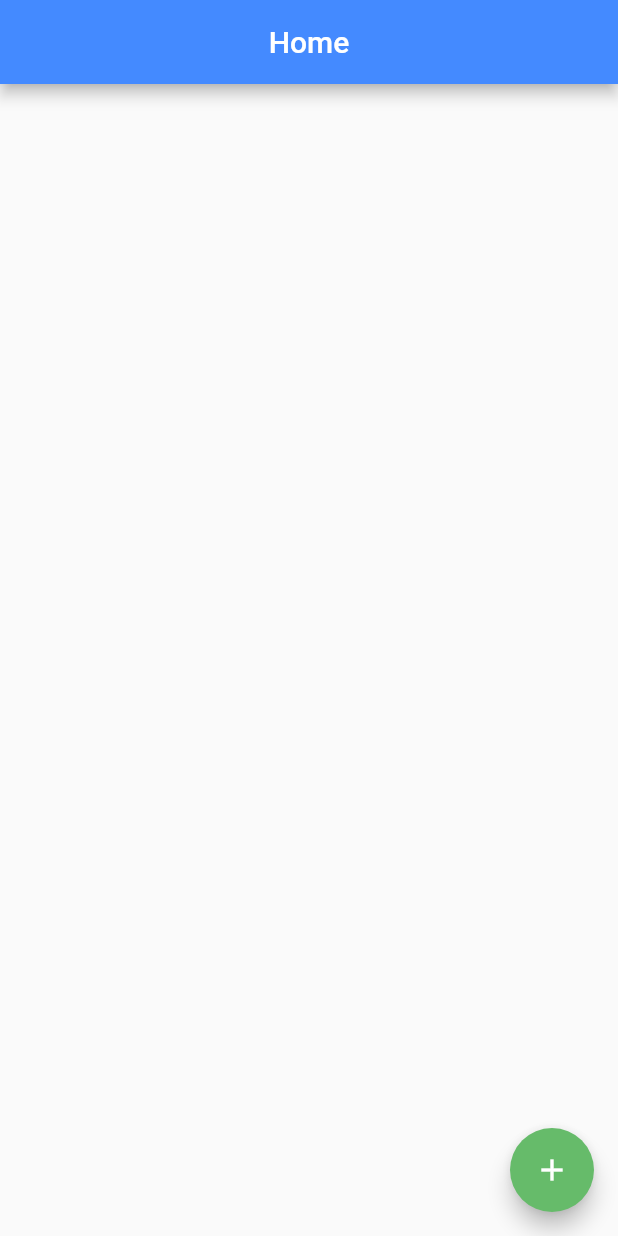
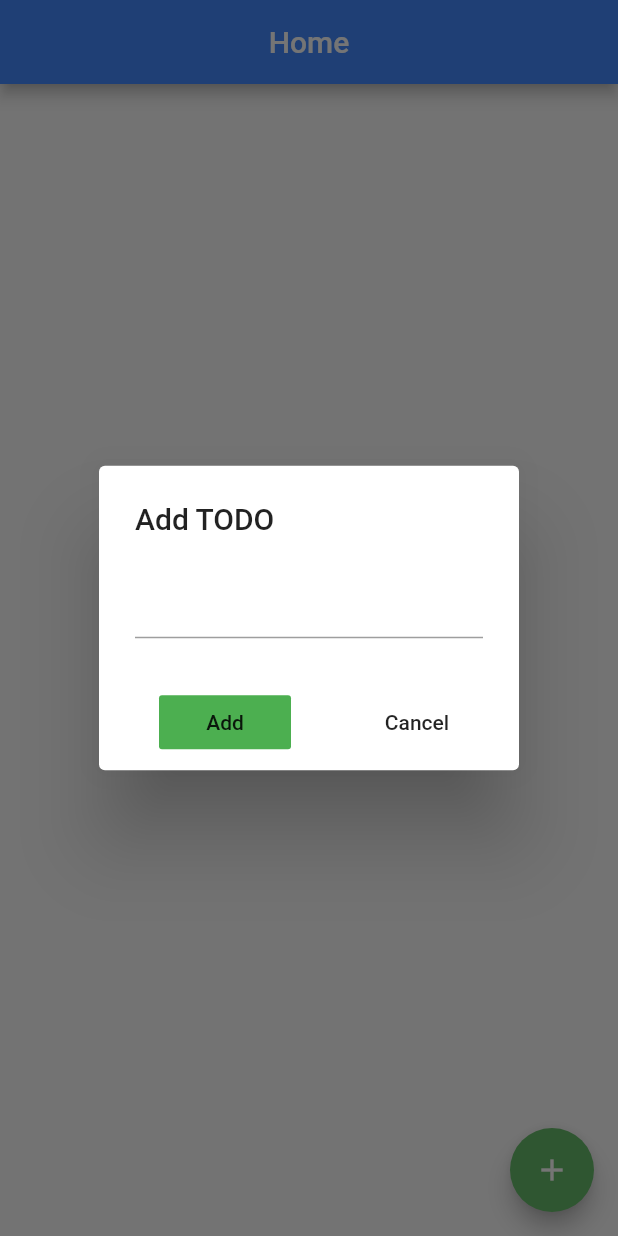
Before and after one commit to MuhammadAbyaz/todo-app-flutter, a Flutter app: the screen it shows after launch, after a tap on the "add" icon, on a phone screen of 412 x 824 dp. Run offline on Flutter 3.47's test engine with Material 2 defaults, Android fonts, the phone set to English and light mode, and no system bars; our stand-ins replace splashscreen.

Commit message:
Added pop up

```diff
--- a/lib/main.dart
+++ b/lib/main.dart
@@ -25,6 +25,28 @@ class _MyAppState extends State<MyApp> {
   }
 }
 class Main extends StatelessWidget {
+  Widget _buildPopupDialog(BuildContext context) {
+  return new AlertDialog(
+    title: Text('Add TODO'),
+    content: new Column(
+      mainAxisSize: MainAxisSize.min,
+      crossAxisAlignment: CrossAxisAlignment.start,
+      children: <Widget>[
+        TextField(
+        ),
+      ],
+    ),
+    actions: <Widget>[
+       new FlatButton(
+        onPressed: () {
+          Navigator.of(context).pop();
+        },
+        child: FlatButton(onPressed: (){}, child: Text("Add"), color: Colors.green,),
+      ),
+      new FlatButton(onPressed: (){}, child: FlatButton(onPressed: (){}, child: Text("Cancel")))
+    ],
+  );
+}
   @override
   Widget build(BuildContext context) {
     return Scaffold(
@@ -34,7 +56,9 @@ class Main extends StatelessWidget {
         backgroundColor: Colors.blueAccent,
       ),
       floatingActionButton: FloatingActionButton(
-        onPressed: (){},
+        onPressed: (){
+          showDialog(context: context, builder: (BuildContext context) =>_buildPopupDialog(context),);
+        },
         backgroundColor: Colors.green[400],
         child: Icon(Icons.add),
       )
```
